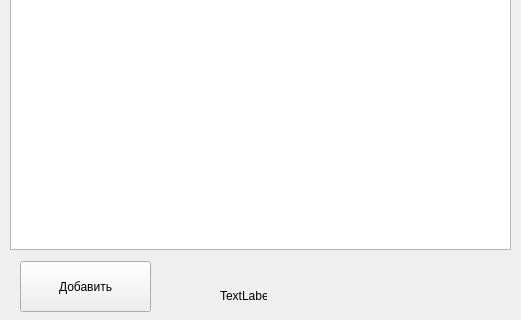
This is Kurse/second_main_menu_widget.ui in Aleksandra06/Travel_guide as Qt 5 draws it before an edit; both pictures show x 0 to 521 and y 161 to 481 of the 521 by 481 pixel window. The edited form follows.
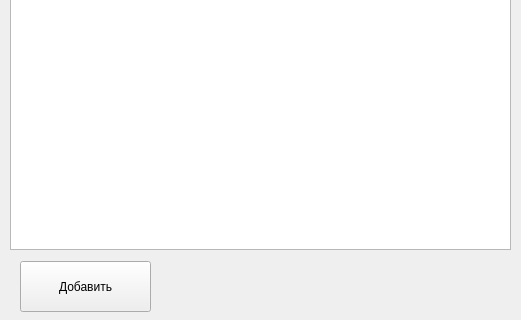
This is the edited form.

```diff
--- a/Kurse/second_main_menu_widget.ui
+++ b/Kurse/second_main_menu_widget.ui
@@ -63,19 +63,6 @@
     </rect>
    </property>
   </widget>
-  <widget class="QLabel" name="label_2">
-   <property name="geometry">
-    <rect>
-     <x>220</x>
-     <y>450</y>
-     <width>47</width>
-     <height>13</height>
-    </rect>
-   </property>
-   <property name="text">
-    <string>TextLabel</string>
-   </property>
-  </widget>
  </widget>
  <resources/>
  <connections/>
```
